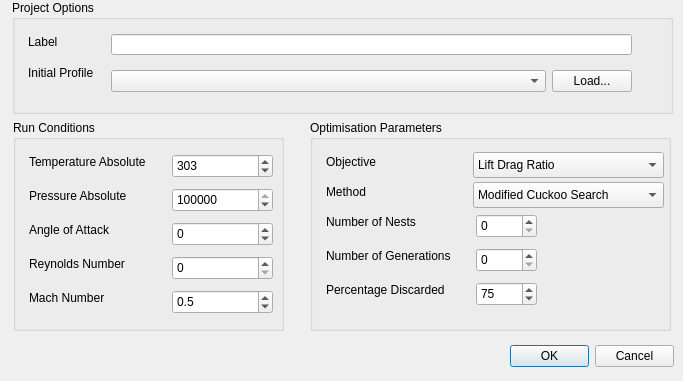
First picture: the form in Gui/Dialogs/ConfigSimulationDialog.ui, repository DrBenEvans/AerOptGUI, before the edit.
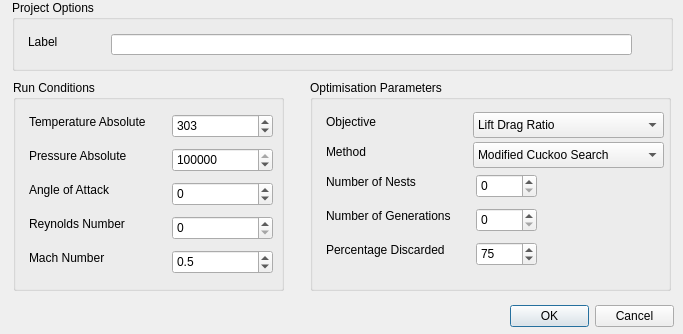
Second picture: the form after the edit.

What changed in the file:
```diff
--- a/Gui/Dialogs/ConfigSimulationDialog.ui
+++ b/Gui/Dialogs/ConfigSimulationDialog.ui
@@ -7,7 +7,7 @@
     <x>0</x>
     <y>0</y>
     <width>683</width>
-    <height>381</height>
+    <height>334</height>
    </rect>
   </property>
   <property name="sizePolicy">
@@ -23,7 +23,7 @@
    <property name="geometry">
     <rect>
      <x>310</x>
-     <y>120</y>
+     <y>80</y>
      <width>361</width>
      <height>211</height>
     </rect>
@@ -247,7 +247,7 @@
      <x>12</x>
      <y>0</y>
      <width>661</width>
-     <height>114</height>
+     <height>71</height>
     </rect>
    </property>
    <property name="title">
@@ -282,63 +282,12 @@
      <string>Label</string>
     </property>
    </widget>
-   <widget class="QLabel" name="initialProfileLabel">
-    <property name="geometry">
-     <rect>
-      <x>16</x>
-      <y>65</y>
-      <width>75</width>
-      <height>16</height>
-     </rect>
-    </property>
-    <property name="text">
-     <string>Initial Profile</string>
-    </property>
-   </widget>
-   <widget class="QWidget" name="">
-    <property name="geometry">
-     <rect>
-      <x>99</x>
-      <y>65</y>
-      <width>521</width>
-      <height>32</height>
-     </rect>
-    </property>
-    <layout class="QGridLayout" name="gridLayout">
-     <property name="spacing">
-      <number>-1</number>
-     </property>
-     <item row="0" column="0">
-      <widget class="QComboBox" name="profile">
-       <property name="sizePolicy">
-        <sizepolicy hsizetype="MinimumExpanding" vsizetype="Fixed">
-         <horstretch>0</horstretch>
-         <verstretch>0</verstretch>
-        </sizepolicy>
-       </property>
-      </widget>
-     </item>
-     <item row="0" column="1">
-      <widget class="QPushButton" name="pushButton">
-       <property name="sizePolicy">
-        <sizepolicy hsizetype="Fixed" vsizetype="Fixed">
-         <horstretch>0</horstretch>
-         <verstretch>0</verstretch>
-        </sizepolicy>
-       </property>
-       <property name="text">
-        <string>Load...</string>
-       </property>
-      </widget>
-     </item>
-    </layout>
-   </widget>
   </widget>
   <widget class="QDialogButtonBox" name="buttonBox">
    <property name="geometry">
     <rect>
      <x>510</x>
-     <y>340</y>
+     <y>300</y>
      <width>164</width>
      <height>32</height>
     </rect>
@@ -354,7 +303,7 @@
    <property name="geometry">
     <rect>
      <x>13</x>
-     <y>120</y>
+     <y>80</y>
      <width>271</width>
      <height>211</height>
     </rect>
```
